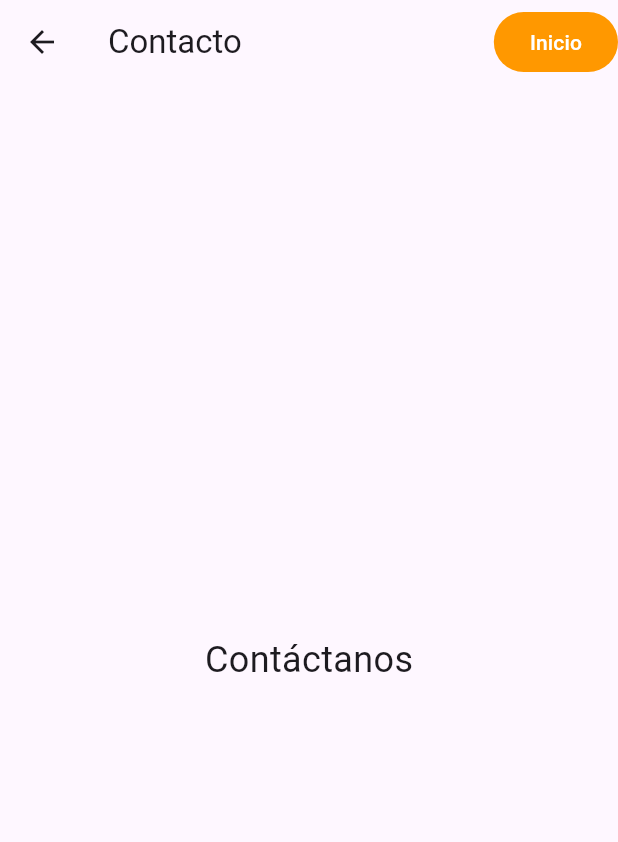
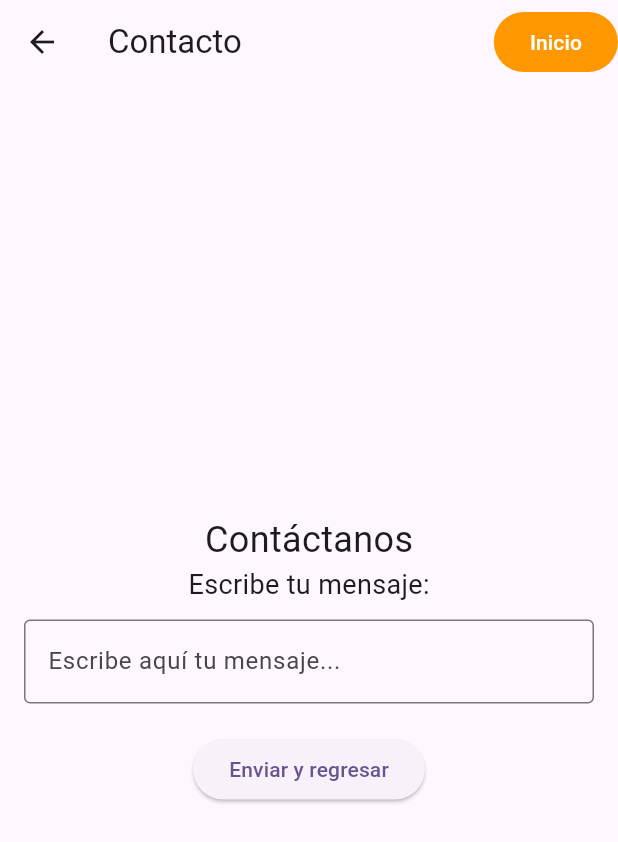
Before and after one commit to martin3093/manazco-flutter-002, a Flutter app: the ContactoScreen screen opened directly, on a phone screen of 412 x 824 dp. Shown: the top 842 px of the screen. Run offline on Flutter 3.47's test engine with Material 3 defaults, Android fonts, the phone set to English and light mode, and no system bars.

Commit message:
Prompt 6: Ciclo de vida completo con navegacion
Se Modifica la aplicación para que la pantalla 'Contacto' sea un StatefulWidget
Se Añade un campo de texto (TextField) donde el usuario pueda escribir un mensaje
Se Imprime en la consola el mensaje cuando la pantalla se cierre (usando dispose)
Explica cómo initState, build y dispose forman parte del ciclo de vida de esta pantalla
initState inicializa el widget, build lo dibuja, y dispose limpia recursos (como controladores) cuando la pantalla se elimina de la pila

```diff
--- a/lib/screens/contacto_screen.dart
+++ b/lib/screens/contacto_screen.dart
@@ -1,7 +1,28 @@
 import 'package:flutter/material.dart';
 
-class ContactoScreen extends StatelessWidget {
+class ContactoScreen extends StatefulWidget {
   const ContactoScreen({super.key});
+
+  @override
+  State<ContactoScreen> createState() => _ContactoScreenState();
+}
+
+class _ContactoScreenState extends State<ContactoScreen> {
+  final TextEditingController _controller =
+      TextEditingController(); // Controlador para el TextField
+
+  @override
+  void initState() {
+    super.initState();
+    print('initState: La pantalla Contacto ha sido creada.');
+  }
+
+  @override
+  void dispose() {
+    print('dispose: El mensaje ingresado fue: "${_controller.text}"');
+    _controller.dispose(); // Limpia el controlador para liberar recursos
+    super.dispose();
+  }
 
   @override
   Widget build(BuildContext context) {
@@ -22,8 +43,33 @@ class ContactoScreen extends StatelessWidget {
           ),
         ],
       ),
-      body: const Center(
-        child: Text('Contáctanos', style: TextStyle(fontSize: 24)),
+      //  body: const Center(
+
+      //),
+      body: Padding(
+        padding: const EdgeInsets.all(16.0),
+        child: Column(
+          mainAxisAlignment: MainAxisAlignment.center,
+          children: [
+            const Text('Contáctanos', style: TextStyle(fontSize: 24)),
+            const Text('Escribe tu mensaje:', style: TextStyle(fontSize: 18)),
+            const SizedBox(height: 10),
+            TextField(
+              controller: _controller, // Asigna el controlador al TextField
+              decoration: const InputDecoration(
+                border: OutlineInputBorder(),
+                hintText: 'Escribe aquí tu mensaje...',
+              ),
+            ),
+            const SizedBox(height: 20),
+            ElevatedButton(
+              onPressed: () {
+                Navigator.pop(context); // Cierra la pantalla
+              },
+              child: const Text('Enviar y regresar'),
+            ),
+          ],
+        ),
       ),
     );
   }
```
Also changed, not shown: lib/screens/inicio_screen.dart (+7 -2 lines).
